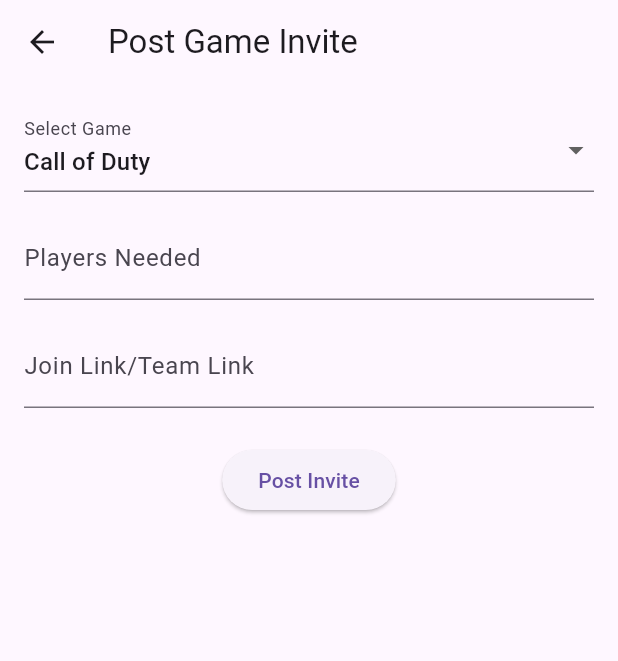
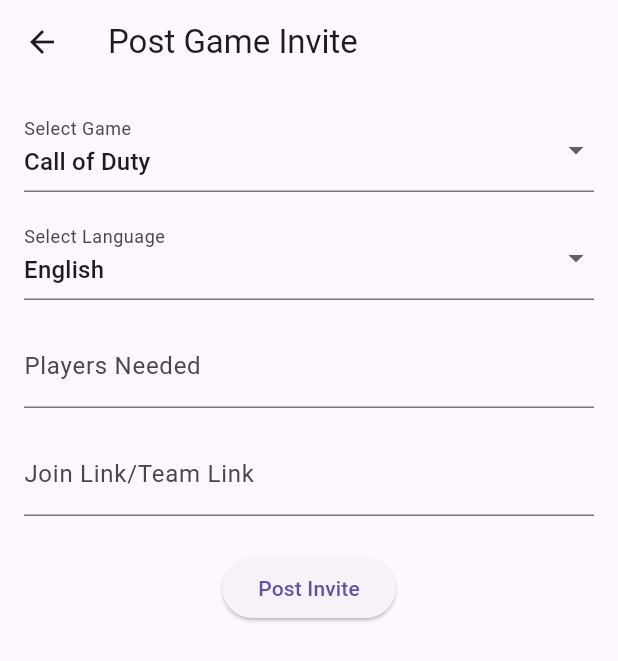
Before and after one commit to Sanjay12312/astrid, a Flutter app: the PostInvitePage screen opened directly, on a phone screen of 412 x 824 dp. Shown: the top 661 px of the screen. Run offline on Flutter 3.47's test engine with Material 3 defaults, Android fonts, the phone set to English and light mode, and no system bars; our stand-ins replace appwrite, file_picker; statements that could not run were skipped.

Commit message:
updates minor

```diff
--- a/lib/home_page.dart
+++ b/lib/home_page.dart
@@ -29,8 +29,7 @@
       child: Scaffold(
         backgroundColor: Colors.transparent, // Transparent Scaffold
         appBar: AppBar(title: const Text("Astrid")),
-        body:
-            _selectedIndex == 0 ? TournamentPage() : _buildGamingPage(),
+        body: _selectedIndex == 0 ? TournamentPage() : _buildGamingPage(),
         bottomNavigationBar: BottomNavigationBar(
           currentIndex: _selectedIndex,
           onTap: (index) {
--- a/lib/post_invite_page.dart
+++ b/lib/post_invite_page.dart
@@ -31,7 +31,26 @@
     "Ludo",
   ];
 
+  final List<String> _languages = [
+    "English",
+    "Malayalam",
+    "Hindi",
+    "Tamil",
+    "Telugu",
+    "Gujarati",
+    "French",
+    "Spanish",
+    "Chinese",
+    "Portuguese",
+    "Bengali",
+    "Russian",
+    "Mandarin",
+    "Korean",
+    "Indonesian",
+  ];
+
   String _selectedGame = "Call of Duty";
+  String _selectedLanguage = "English";
 
   @override
   void initState() {
@@ -64,6 +83,7 @@
             'join_link': _linkController.text.trim(),
             'username': username,
             'user_id': userId, // Store user ID
+            'language': _selectedLanguage, // Store selected language
             'timestamp': DateTime.now().toIso8601String(),
           },
         );
@@ -108,6 +128,23 @@
                 },
               ),
               const SizedBox(height: 16),
+              DropdownButtonFormField<String>(
+                value: _selectedLanguage,
+                decoration: const InputDecoration(labelText: 'Select Language'),
+                items:
+                    _languages.map((String language) {
+                      return DropdownMenuItem<String>(
+                        value: language,
+                        child: Text(language),
+                      );
+                    }).toList(),
+                onChanged: (value) {
+                  setState(() {
+                    _selectedLanguage = value!;
+                  });
+                },
+              ),
+              const SizedBox(height: 16),
               TextFormField(
                 controller: _playersController,
                 decoration: const InputDecoration(labelText: 'Players Needed'),
```
